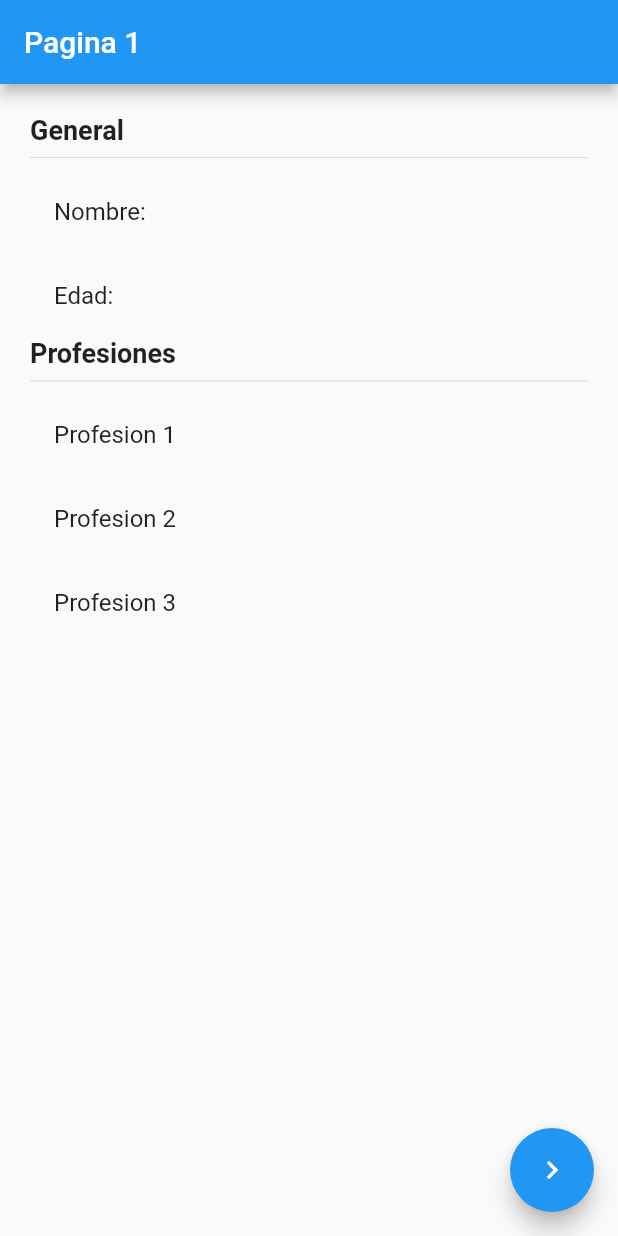
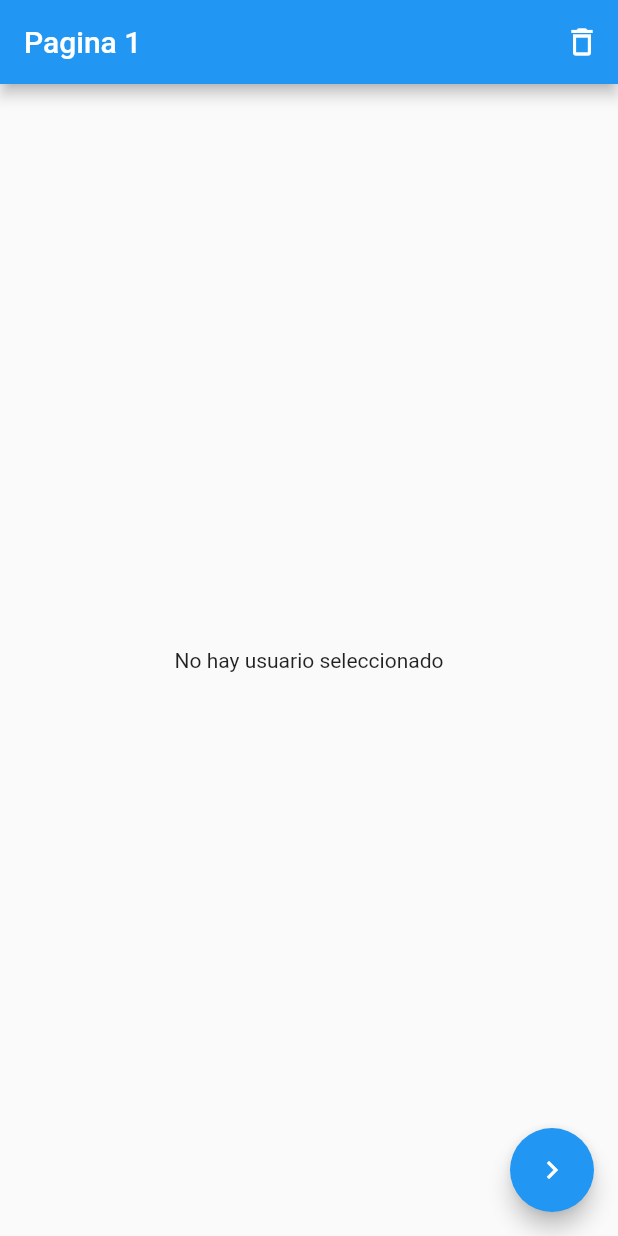
Before and after one commit to SmithHB01/flutter-estados-app, a Flutter app: the screen it shows after launch, on a phone screen of 412 x 824 dp. Run offline on Flutter 3.47's test engine with Material 2 defaults, Android fonts, the phone set to English and light mode, and no system bars; our stand-ins replace get.

Commit message:
Fin GetX

```diff
--- /dev/null
+++ b/lib/controllers/usuario_controller.dart
@@ -0,0 +1,37 @@
+import 'package:estados_app/pages/pages.dart';
+import 'package:get/get.dart';
+
+import 'package:estados_app/models/usuario.dart';
+
+
+class UsuarioController extends GetxController{
+
+  var existeUsuario = false.obs;
+  var usuario = Usuario().obs;
+
+  int get profesionesCount {
+    return usuario.value.profesiones.length;
+  }
+
+  void cargarUsuario( Usuario pUsuario ) {
+    existeUsuario.value = true;
+    usuario.value = pUsuario;
+  }
+
+  void cambiarEdad( int edad ) {
+    usuario.update((val) {
+      val!.edad = edad;
+    });
+  }
+
+  void agregarProfesion( String profesion ) {
+    usuario.update((val) {
+      val!.profesiones = [ ...val.profesiones, profesion ];
+    });
+  }
+
+  // void removerUsuario() {
+  //   usuario = Pagina1Page();
+  // }
+
+}
--- a/lib/main.dart
+++ b/lib/main.dart
@@ -1,5 +1,7 @@
+import 'package:flutter/material.dart';
+import 'package:get/get.dart';
+
 import 'package:estados_app/pages/pages.dart';
-import 'package:flutter/material.dart';
 
 void main() => runApp(const MyApp());
 
@@ -8,14 +10,18 @@ class MyApp extends StatelessWidget {
 
   @override
   Widget build(BuildContext context) {
-    return MaterialApp(
+    return GetMaterialApp(
       debugShowCheckedModeBanner: false,
       title: 'Material App',
       initialRoute: 'pagina1',
-      routes: {
-        'pagina1': ( _ ) => const Pagina1Page(),
-        'pagina2': ( _ ) => const Pagina2Page(),
-      },
+      // routes: {
+      //   'pagina1': ( _ ) => const Pagina1Page(),
+      //   'pagina2': ( _ ) => const Pagina2Page(),
+      // },
+      getPages: [
+        GetPage(name: '/pagina1', page: () => const Pagina1Page() ),
+        GetPage(name: '/pagina2', page: () => const Pagina2Page() )
+      ],
     );
   }
 }
--- a/lib/models/usuario.dart
+++ b/lib/models/usuario.dart
@@ -1,14 +1,14 @@
 
 class Usuario {
 
-  String nombre;
-  int edad;
+  String? nombre;
+  int? edad;
   List<String> profesiones;
 
   Usuario({
-    required this.nombre,
-    required this.edad,
-    required this.profesiones,
+    this.nombre,
+    this.edad,
+    this.profesiones = const []
   });
 
 }
--- a/lib/pages/pagina1_page.dart
+++ b/lib/pages/pagina1_page.dart
@@ -1,4 +1,8 @@
+import 'package:estados_app/controllers/usuario_controller.dart';
+import 'package:estados_app/models/usuario.dart';
 import 'package:flutter/material.dart';
+
+import 'package:get/get.dart';
 
 
 class Pagina1Page extends StatelessWidget {
@@ -7,21 +11,58 @@ class Pagina1Page extends StatelessWidget {
 
   @override
   Widget build(BuildContext context) {
+
+  final usuarioController = Get.put( UsuarioController() );
+
     return Scaffold(
       appBar: AppBar(
         title: const Text('Pagina 1'),
+        actions: [
+          IconButton(
+            onPressed: () {
+              // usuarioController.removerUsuario();
+            },
+            icon: const Icon( Icons.delete_outline_outlined)
+          )
+        ],
       ),
-      body: const InformacionUsuario(),
+
+      body: Obx(
+        () => usuarioController.existeUsuario.value
+        ? InformacionUsuario(usuario: usuarioController.usuario.value,)
+        : const Noinfo()
+      ),
+
      floatingActionButton: FloatingActionButton(
-      onPressed: () =>  Navigator.pushNamed(context, 'pagina2'),
+      // onPressed: () =>  Navigator.pushNamed(context, 'pagina2'),
+      onPressed: () =>  Get.toNamed('pagina2'),
       child: const Icon( Icons.navigate_next_outlined),
      ),
    );
   }
 }
 
+class Noinfo extends StatelessWidget {
+  const Noinfo({super.key});
+
+  @override
+  Widget build(BuildContext context) {
+    return const SizedBox(
+      child: Center(
+        child: Text('No hay usuario seleccionado'),
+      ),
+    );
+  }
+}
+
 class InformacionUsuario extends StatelessWidget {
-  const InformacionUsuario({super.key});
+
+  final Usuario usuario;
+
+  const InformacionUsuario({
+    super.key,
+    required this.usuario
+  });
 
   @override
   Widget build(BuildContext context) {
@@ -29,23 +70,23 @@ class InformacionUsuario extends StatelessWidget {
       height: double.infinity,
       width: double.infinity,
       padding: const EdgeInsets.all(20.0),
-      child: const Column(
+      child: Column(
         crossAxisAlignment: CrossAxisAlignment.start,
         children: [
-          Text('General', style: TextStyle( fontSize: 18, fontWeight: FontWeight.bold) ),
+          const Text('General', style: TextStyle( fontSize: 18, fontWeight: FontWeight.bold) ),
 
-          Divider(),
+          const Divider(),
 
-          ListTile( title: Text('Nombre:') ),
-          ListTile( title: Text('Edad:') ),
+          ListTile( title: Text('Nombre: ${ usuario.nombre}') ),
+          ListTile( title: Text('Edad: ${ usuario.edad}') ),
 
-          Text('Profesiones', style: TextStyle( fontSize: 18, fontWeight: FontWeight.bold) ),
+          const Text('Profesiones', style: TextStyle( fontSize: 18, fontWeight: FontWeight.bold) ),
 
-          Divider(),
+          const Divider(),
 
-          ListTile( title: Text('Profesion 1') ),
-          ListTile( title: Text('Profesion 2') ),
-          ListTile( title: Text('Profesion 3') ),
+          ...usuario.profesiones.map((profesion) => ListTile(
+            title: Text( profesion ),
+          ))
         ],
       ),
     );
--- a/pubspec.yaml
+++ b/pubspec.yaml
@@ -9,11 +9,12 @@ environment:
 dependencies:
   flutter:
     sdk: flutter
+  get: ^4.6.6
 
 dev_dependencies:
+  flutter_lints: ^2.0.0
   flutter_test:
     sdk: flutter
-  flutter_lints: ^2.0.0
 
 flutter:
   uses-material-design: true
```
Also changed, not shown: lib/pages/pagina2_page.dart (+30 -2 lines), pubspec.lock.
